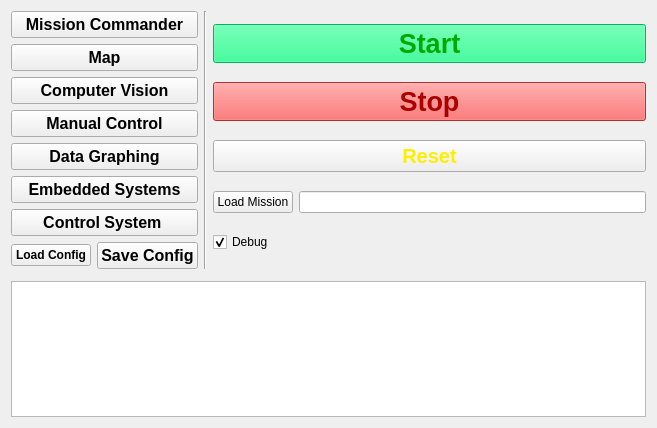
MagnusCaligo/robosub-2018, file RoboSub-2018/lib/GuiComponents/MainWindow/Ui_MainWindow/ui_mainWindowWidget.ui: the form before one commit.
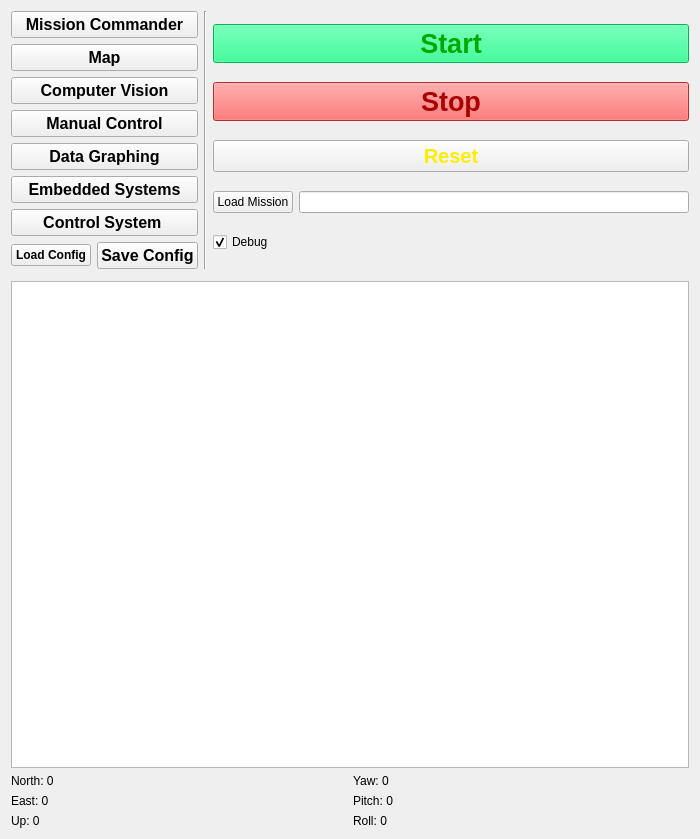
The form after the commit.

The edit to the form file:
```diff
--- a/RoboSub-2018/lib/GuiComponents/MainWindow/Ui_MainWindow/ui_mainWindowWidget.ui
+++ b/RoboSub-2018/lib/GuiComponents/MainWindow/Ui_MainWindow/ui_mainWindowWidget.ui
@@ -6,8 +6,8 @@
    <rect>
     <x>0</x>
     <y>0</y>
-    <width>657</width>
-    <height>428</height>
+    <width>700</width>
+    <height>839</height>
    </rect>
   </property>
   <property name="windowTitle">
@@ -1094,6 +1094,60 @@
      </item>
     </layout>
    </item>
+   <item>
+    <layout class="QHBoxLayout" name="horizontalLayout_4">
+     <item>
+      <layout class="QVBoxLayout" name="verticalLayout_5">
+       <item>
+        <widget class="QLabel" name="northLabel">
+         <property name="text">
+          <string>North: 0</string>
+         </property>
+        </widget>
+       </item>
+       <item>
+        <widget class="QLabel" name="eastLabel">
+         <property name="text">
+          <string>East: 0</string>
+         </property>
+        </widget>
+       </item>
+       <item>
+        <widget class="QLabel" name="upLabel">
+         <property name="text">
+          <string>Up: 0</string>
+         </property>
+        </widget>
+       </item>
+      </layout>
+     </item>
+     <item>
+      <layout class="QVBoxLayout" name="verticalLayout_4">
+       <item>
+        <widget class="QLabel" name="yawLabel">
+         <property name="text">
+          <string>Yaw: 0</string>
+         </property>
+        </widget>
+       </item>
+       <item>
+        <widget class="QLabel" name="pitchLabel">
+         <property name="text">
+          <string>Pitch: 0</string>
+         </property>
+        </widget>
+       </item>
+       <item>
+        <widget class="QLabel" name="rollLabel">
+         <property name="text">
+          <string>Roll: 0</string>
+         </property>
+        </widget>
+       </item>
+      </layout>
+     </item>
+    </layout>
+   </item>
   </layout>
  </widget>
  <resources/>
```
